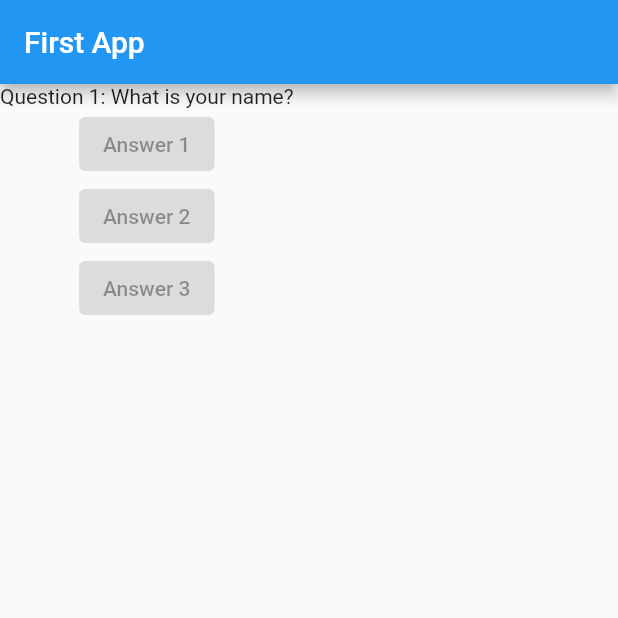
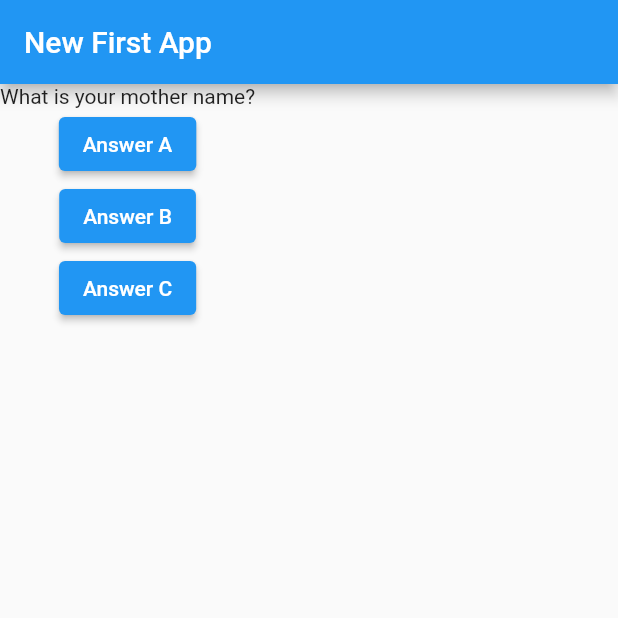
Before and after one commit to SomaSongoka/Flutter1, a Flutter app: the screen it shows after launch, on a phone screen of 412 x 824 dp, the top half of it. Run offline on Flutter 3.47's test engine with Material 2 defaults, Android fonts, the phone set to English and light mode, and no system bars.

Commit message:
Question Index

```diff
--- a/lib/main.dart
+++ b/lib/main.dart
@@ -14,24 +14,43 @@ void main() => runApp(MyApp());
  * - Main class to build and load our Flutter Widgets
  */
 class MyApp extends StatelessWidget {
+  //Question Answered Method
+  void questionAnswered() {
+    print('Question Answer');
+  }
+
   /** Method Override */
   @override
   Widget build(BuildContext context) {
+
+    var questionList= [
+      'What is your mother name?',
+      'What is your favorite pet\'s name?'
+    ];
     /** MatrialApp Widget */
     return MaterialApp(
       home: Scaffold(
         appBar: AppBar(
-          title: Text("First App"),
+          title: Text("New First App"),
         ),
         body: Column(
           children: [
             // Text
-            Text("Question 1: What is your name?"),
+            Text(questionList.elementAt(0)),
 
             //Buttons
-            ElevatedButton(onPressed: null, child: Text("Answer 1"),),
-            ElevatedButton(onPressed: null, child: Text("Answer 2"),),
-            ElevatedButton(onPressed: null, child: Text("Answer 3"),),
+            ElevatedButton(
+              onPressed: questionAnswered,
+              child: Text("Answer A"),
+            ),
+            ElevatedButton(
+              onPressed: questionAnswered,
+              child: Text("Answer B"),
+            ),
+            ElevatedButton(
+              onPressed: questionAnswered,
+              child: Text("Answer C"),
+            ),
           ],
         ),
       ),
```
Also changed, not shown: lib/main_review.dart (deleted, +0 -26 lines).
